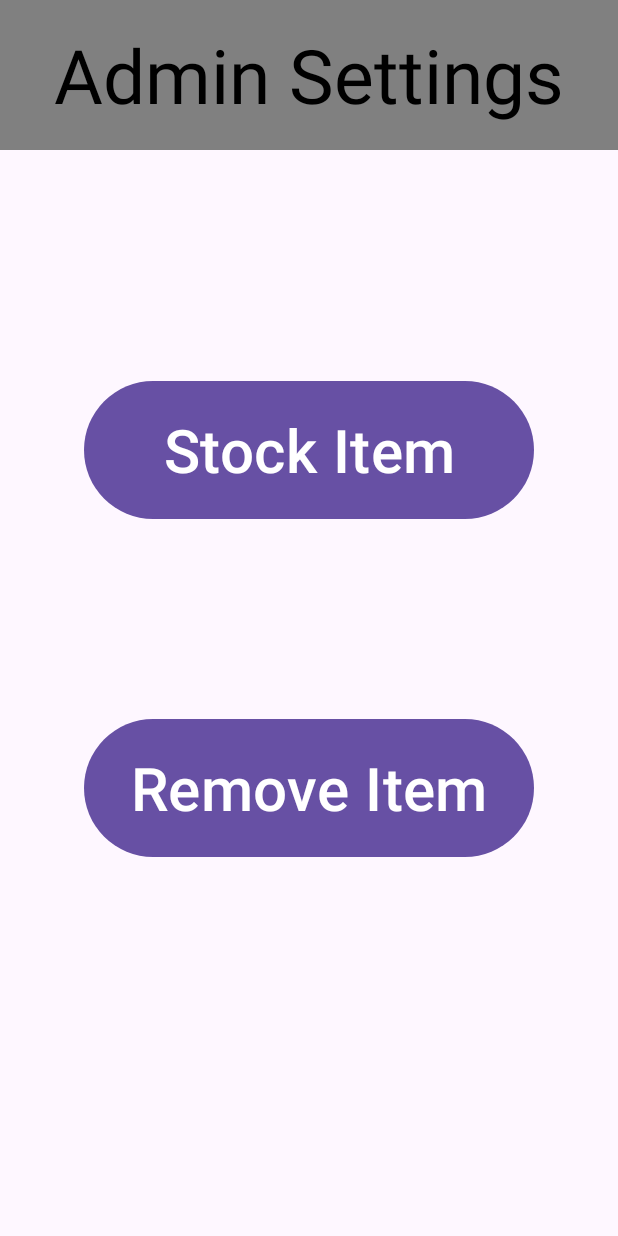
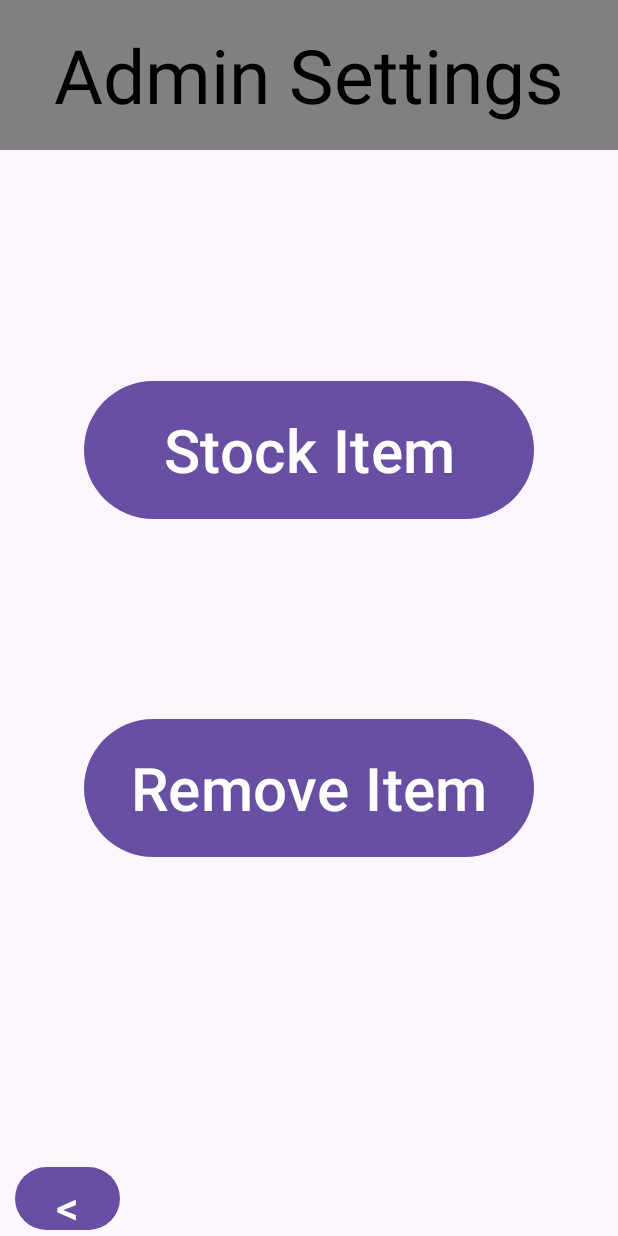
Before and after one commit to DylanBeach25/ShopstrisRepaired, an Android app: the AdminTools screen opened directly, with no data from a screen before it, on a phone screen of 412 x 824 dp. Run offline under Robolectric (Android 15) with nearby library versions, the phone set to English and light mode, and no system bars.

Commit message:
Added one more back button to admin tools

```diff
--- a/app/src/main/java/com/example/myapplication/AdminTools.java
+++ b/app/src/main/java/com/example/myapplication/AdminTools.java
@@ -12,12 +12,15 @@ public class AdminTools extends AppCompatActivity {
 
     Button mStockItem;
     Button mRemoveItem;
+
+    Button backButton;
     @Override
     protected void onCreate(Bundle savedInstanceState) {
         super.onCreate(savedInstanceState);
         setContentView(R.layout.activity_admin_tools);
         mStockItem = findViewById(R.id.StockItemButton);
         mRemoveItem = findViewById(R.id.removeItemButton);
+        backButton = findViewById(R.id.adminToolsBackButton);
 
         mStockItem.setOnClickListener(new View.OnClickListener() {
             @Override
@@ -33,6 +36,13 @@ public class AdminTools extends AppCompatActivity {
                 startActivity(intent);
             }
         });
+        backButton.setOnClickListener(new View.OnClickListener() {
+            @Override
+            public void onClick(View v) {
+                Intent intent = LandingPage.getIntent(getApplicationContext());
+                startActivity(intent);
+            }
+        });
     }
 
 
--- a/app/src/main/res/layout/activity_admin_tools.xml
+++ b/app/src/main/res/layout/activity_admin_tools.xml
@@ -44,5 +44,16 @@
         android:textSize="40sp"
         android:text="@string/remove_item" />
 
+    <Button
+        android:id="@+id/adminToolsBackButton"
+        android:layout_width="70dp"
+        android:layout_height="50dp"
+        app:layout_constraintBottom_toBottomOf="parent"
+        app:layout_constraintStart_toStartOf="parent"
+        android:layout_marginStart="10dp"
+        android:text="@string/back_arrow"
+        android:textSize="30sp"
+        />
+
 
   </androidx.constraintlayout.widget.ConstraintLayout>
```
